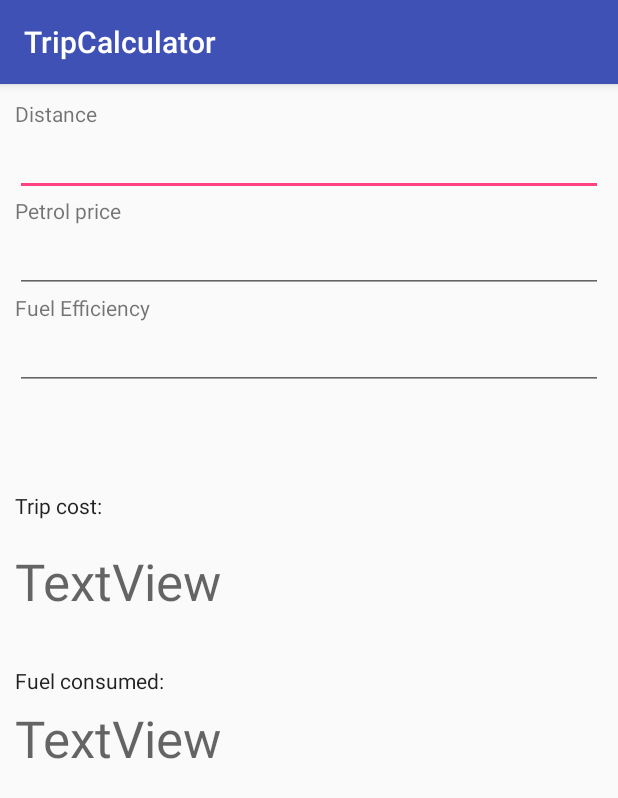
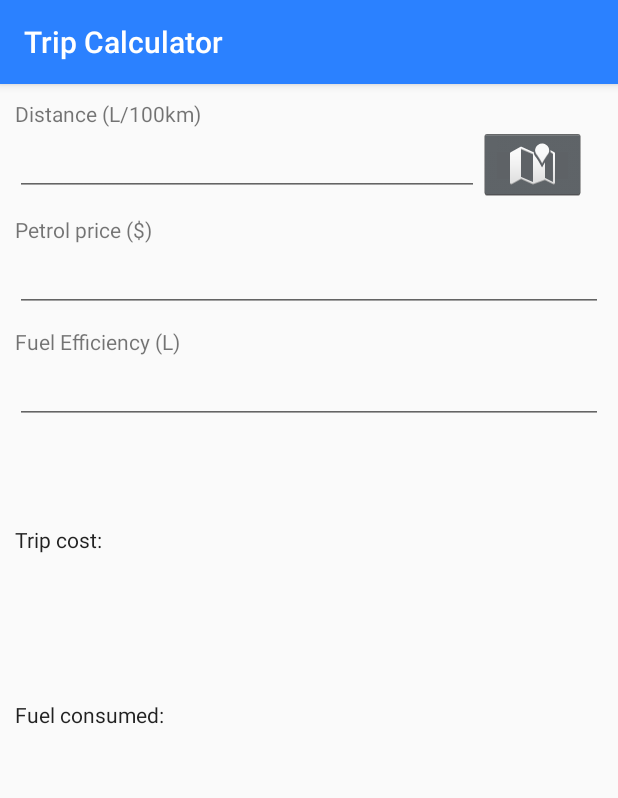
Before and after one commit to croft1/TripCalculator, an Android app: the screen it shows after launch (MainActivity), on a phone screen of 412 x 824 dp. Shown: the top 798 px of the screen. Run offline under Robolectric (Android 15) with nearby library versions, the phone set to English and light mode, and no system bars; our stand-ins replace AdMob.

Commit message:
First release
pretty much just gotta add the map thing in

```diff
--- a/app/src/main/java/devicroft/tripcalculator/MainActivity.java
+++ b/app/src/main/java/devicroft/tripcalculator/MainActivity.java
@@ -1,18 +1,22 @@
 package devicroft.tripcalculator;
 
 import android.os.Bundle;
-import android.support.annotation.NonNull;
-import android.support.design.widget.BottomNavigationView;
+import android.os.Handler;
 import android.support.v7.app.AppCompatActivity;
 import android.text.Editable;
 import android.text.TextWatcher;
-import android.view.MenuItem;
+import android.view.View;
 import android.widget.EditText;
+import android.widget.ImageButton;
+import android.widget.ImageView;
 import android.widget.TextView;
+import android.widget.Toast;
 
 import com.google.android.gms.ads.AdRequest;
 import com.google.android.gms.ads.AdView;
 import com.google.android.gms.ads.MobileAds;
+
+import static java.lang.Thread.sleep;
 
 public class MainActivity extends AppCompatActivity {
 
@@ -22,13 +26,33 @@ public class MainActivity extends AppCompatActivity {
     EditText input_distance;
     EditText input_price;
     EditText input_efficiency;
+    TextView label_distance;
+    TextView label_price;
+    TextView label_efficiency;
+    TextView label_consumed;
+    TextView label_cost;
+    ImageButton map_button;
+    ImageView logo;
 
-    Boolean canCalculate;
+    Trip currentTrip;
 
     @Override
     protected void onCreate(Bundle savedInstanceState) {
         super.onCreate(savedInstanceState);
-        setContentView(R.layout.activity_main);
+        setContentView(R.layout.splash);
+        final int SPLASH_LENGTH = 2000;
+        //showLogoSplash(true);
+        new Handler().postDelayed(new Runnable(){
+            @Override
+            public void run() {
+                /* Create an Intent that will start the Menu-Activity. */
+                setContentView(R.layout.activity_main);
+                setupUiElements();
+                initAd();
+            }
+        }, SPLASH_LENGTH);
+        //showLogoSplash(false);
+
 
 
 
@@ -36,17 +60,67 @@ public class MainActivity extends AppCompatActivity {
 
     }
 
-    private void setupUi(){
+    private void setupUiElements(){
         result_cost = (TextView) findViewById(R.id.result_cost);
         result_consumption = (TextView) findViewById(R.id.result_fuel_consumed);
         input_distance = (EditText) findViewById(R.id.input_distance);
         input_efficiency = (EditText) findViewById(R.id.input_efficiency);
         input_price = (EditText) findViewById(R.id.input_price);
+        label_distance = (TextView) findViewById(R.id.label_distance);
+        label_efficiency = (TextView) findViewById(R.id.label_efficiency);
+        label_price = (TextView) findViewById(R.id.label_price);
+        label_cost = (TextView) findViewById(R.id.label_result_cost);
+        label_consumed = (TextView) findViewById(R.id.label_result_consumed);
+        map_button = (ImageButton) findViewById(R.id.map_button);
+        logo = (ImageView) findViewById(R.id.logo_view);
 
-        input_distance.addTextChangedListener(inputDistanceWatcher);
-        input_price.addTextChangedListener(inputPriceWatcher);
-        input_efficiency.addTextChangedListener(inputEfficiencyWatcher);
+
+        input_distance.addTextChangedListener(inputWatcher);
+        input_price.addTextChangedListener(inputWatcher);
+        input_efficiency.addTextChangedListener(inputWatcher);
+
+        result_consumption.setText("");
+        result_cost.setText("");
+
+        //TODO Setup locality
+        label_price.setText(label_price.getText() + " (" + getString(R.string.locality_currency_dollar) + ")");
+        label_efficiency.setText(label_efficiency.getText() + " (" + getString(R.string.locality_volume_liters) + ")");
+        label_distance.setText(label_distance.getText() + " (" + getString(R.string.locality_volume_liters) + "/100" + getString(R.string.locality_distance_km) + ")");
+
     }
+
+    private void showLogoSplash(boolean splashOn){
+        //TODO clean this up
+        if(splashOn){
+            result_cost.setVisibility(View.INVISIBLE);
+            result_consumption.setVisibility(View.INVISIBLE);
+            input_distance.setVisibility(View.INVISIBLE);
+            input_price.setVisibility(View.INVISIBLE);
+            input_efficiency.setVisibility(View.INVISIBLE);
+            label_distance.setVisibility(View.INVISIBLE);
+            label_efficiency.setVisibility(View.INVISIBLE);
+            label_price.setVisibility(View.INVISIBLE);
+            label_cost.setVisibility(View.INVISIBLE);
+            label_consumed.setVisibility(View.INVISIBLE);
+
+            logo.setVisibility(View.VISIBLE);
+        }else{
+            result_cost.setVisibility(View.VISIBLE);
+            result_consumption.setVisibility(View.VISIBLE);
+            input_distance.setVisibility(View.VISIBLE);
+            input_price.setVisibility(View.VISIBLE);
+            input_efficiency.setVisibility(View.VISIBLE);
+            label_distance.setVisibility(View.VISIBLE);
+            label_efficiency.setVisibility(View.VISIBLE);
+            label_price.setVisibility(View.VISIBLE);
+            label_consumed.setVisibility(View.VISIBLE);
+            label_cost.setVisibility(View.VISIBLE);
+
+            logo.setVisibility(View.GONE);
+        }
+    }
+
+
 
     private void initAd(){
         MobileAds.initialize(getApplicationContext(), getString(R.string.banner_ad_app_id));
@@ -55,7 +129,8 @@ public class MainActivity extends AppCompatActivity {
         adView.loadAd(adRequest);
     }
 
-    private TextWatcher inputDistanceWatcher = new TextWatcher() {
+    Boolean changing = false;
+    private TextWatcher inputWatcher = new TextWatcher() {
         @Override
         public void beforeTextChanged(CharSequence s, int start, int count, int after) {
 
@@ -68,44 +143,44 @@ public class MainActivity extends AppCompatActivity {
 
         @Override
         public void afterTextChanged(Editable s) {
+            //disable input of 0 as first character
+            if (!changing && input_distance.getText().toString().startsWith("0")){
+                changing = true;//stops infinite loop
+                input_distance.setText(input_distance.getText().toString().replace("0", ""));
+            }
+            changing = false;
+
+            if(input_distance.length() > 0 && input_efficiency.length() > 0 && input_price.length() > 0){
+                setCurrentTrip();
+                updateUiForTrip();
+            }
+        }
+    };
+
+    private View.OnClickListener mapButtonListener = new View.OnClickListener() {
+        @Override
+        public void onClick(View v) {
+            dispatchMapDistanceFetcherIntent();
 
         }
     };
 
-    private TextWatcher inputEfficiencyWatcher = new TextWatcher() {
-        @Override
-        public void beforeTextChanged(CharSequence s, int start, int count, int after) {
+    private void dispatchMapDistanceFetcherIntent() {
+        Toast.makeText(this, getString(R.string.unavailable_feature), Toast.LENGTH_SHORT);
+    }
 
-        }
+    private void setCurrentTrip(){
+        double distance = Double.parseDouble(input_distance.getText().toString());
+        double price = Double.parseDouble(input_price.getText().toString());
+        double efficiency = Double.parseDouble(input_efficiency.getText().toString());
 
-        @Override
-        public void onTextChanged(CharSequence s, int start, int before, int count) {
+        currentTrip = new Trip(distance, efficiency, price);
+    }
 
-        }
-
-        @Override
-        public void afterTextChanged(Editable s) {
-
-        }
-    };
-
-    private TextWatcher inputPriceWatcher = new TextWatcher() {
-        @Override
-        public void beforeTextChanged(CharSequence s, int start, int count, int after) {
-
-        }
-
-        @Override
-        public void onTextChanged(CharSequence s, int start, int before, int count) {
-
-        }
-
-        @Override
-        public void afterTextChanged(Editable s) {
-
-        }
-    };
-
+    private void updateUiForTrip(){
+        result_consumption.setText(String.valueOf(currentTrip.getFuelUsage()) + getString(R.string.locality_volume_liters));
+        result_cost.setText(getString(R.string.locality_currency_dollar) + String.valueOf(currentTrip.getTripCost()));
+    }
 
 
 }
--- a/app/src/main/res/layout/activity_main.xml
+++ b/app/src/main/res/layout/activity_main.xml
@@ -16,8 +16,20 @@
             android:layout_height="wrap_content"
             android:layout_alignParentBottom="true"
             android:layout_centerHorizontal="true"
+            android:visibility="visible"
             ads:adSize="BANNER"
             ads:adUnitId="@string/banner_ad_unit_id"></com.google.android.gms.ads.AdView>
+
+        <ImageView
+            android:id="@+id/logo_view"
+            android:layout_width="wrap_content"
+            android:layout_height="wrap_content"
+            android:layout_alignParentLeft="true"
+            android:layout_alignParentStart="true"
+            android:layout_margin="33dp"
+            android:padding="30dp"
+            android:visibility="gone"
+            ads:srcCompat="@drawable/icon_xxxhdpi" />
 
         <LinearLayout
             android:layout_width="match_parent"
@@ -38,17 +50,31 @@
                     android:layout_height="wrap_content"
                     android:text="@string/label_distance" />
 
-                <EditText
-                    android:id="@+id/input_distance"
+                <LinearLayout
                     android:layout_width="match_parent"
                     android:layout_height="wrap_content"
-                    android:ems="10"
-                    android:inputType="numberSigned" />
+                    android:orientation="horizontal">
+
+                        <EditText
+                            android:id="@+id/input_distance"
+                            android:layout_width="309dp"
+                            android:layout_height="wrap_content"
+                            android:ems="10"
+                            android:inputType="numberDecimal" />
+
+                        <ImageButton
+                            android:id="@+id/map_button"
+                            style="@android:style/Widget.Holo.ImageButton"
+                            android:layout_width="71dp"
+                            android:layout_height="wrap_content"
+                            ads:srcCompat="@android:drawable/ic_dialog_map" />
+                </LinearLayout>
 
                 <TextView
                     android:id="@+id/label_price"
                     android:layout_width="match_parent"
                     android:layout_height="wrap_content"
+                    android:paddingTop="10dp"
                     android:text="@string/label_petrol_price" />
 
                 <EditText
@@ -56,12 +82,13 @@
                     android:layout_width="match_parent"
                     android:layout_height="wrap_content"
                     android:ems="10"
-                    android:inputType="numberSigned" />
+                    android:inputType="numberDecimal" />
 
                 <TextView
                     android:id="@+id/label_efficiency"
                     android:layout_width="match_parent"
                     android:layout_height="wrap_content"
+                    android:paddingTop="10dp"
                     android:text="@string/label_fuel_efficiency" />
 
                 <EditText
@@ -69,7 +96,7 @@
                     android:layout_width="match_parent"
                     android:layout_height="wrap_content"
                     android:ems="10"
-                    android:inputType="numberSigned" />
+                    android:inputType="numberDecimal" />
 
                 <RelativeLayout
                     android:layout_width="match_parent"
@@ -81,7 +108,7 @@
                             android:id="@+id/result_cost"
                             android:layout_width="match_parent"
                             android:layout_height="wrap_content"
-                            android:layout_below="@+id/label_final_cost"
+                            android:layout_below="@+id/label_result_cost"
                             android:layout_marginTop="18dp"
                             android:text="TextView"
                             android:textAppearance="@style/TextAppearance.AppCompat.Display1" />
@@ -98,7 +125,7 @@
                             android:textAppearance="@style/TextAppearance.AppCompat.Display1" />
 
                         <TextView
-                            android:id="@+id/label_fuel_consumed"
+                            android:id="@+id/label_result_consumed"
                             android:layout_width="match_parent"
                             android:layout_height="wrap_content"
                             android:layout_alignParentLeft="true"
@@ -109,7 +136,7 @@
                             android:textAppearance="@style/TextAppearance.AppCompat.Body1" />
 
                         <TextView
-                            android:id="@+id/label_final_cost"
+                            android:id="@+id/label_result_cost"
                             android:layout_width="match_parent"
                             android:layout_height="wrap_content"
                             android:layout_alignEnd="@+id/result_cost"
@@ -120,6 +147,7 @@
                             android:layout_marginTop="67dp"
                             android:text="@string/label_trip_cost"
                             android:textAppearance="@style/TextAppearance.AppCompat.Body1" />
+
                 </RelativeLayout>
         </LinearLayout>
 
--- a/app/src/main/res/values/colors.xml
+++ b/app/src/main/res/values/colors.xml
@@ -1,6 +1,6 @@
 <?xml version="1.0" encoding="utf-8"?>
 <resources>
-    <color name="colorPrimary">#3F51B5</color>
-    <color name="colorPrimaryDark">#303F9F</color>
-    <color name="colorAccent">#FF4081</color>
+    <color name="colorPrimary">#2B81FF</color>
+    <color name="colorPrimaryDark">#015ADE</color>
+    <color name="colorAccent">#FFA916</color>
 </resources>
--- a/app/src/main/res/values/strings.xml
+++ b/app/src/main/res/values/strings.xml
@@ -1,5 +1,5 @@
 <resources>
-    <string name="app_name">TripCalculator</string>
+    <string name="app_name">Trip Calculator</string>
     <string name="title_home">Home</string>
     <string name="title_dashboard">Dashboard</string>
     <string name="title_notifications">Notifications</string>
@@ -14,6 +14,18 @@
     <string name="label_trip_cost">Trip cost:</string>
     <string name="label_fuel_consumed">Fuel consumed:</string>
 
+    <string name="locality_volume_liters">L</string>
+    <string name="locality_volume_gallons">G</string>
+
+    <string name="locality_currency_dollar">$</string>
+    <string name="locality_currency_pound">#</string>
+    <string name="locality_currency_euro">E</string>
+
+    <string name="locality_distance_km">km</string>
+    <string name="locality_distance_miles">miles</string>
+
+    <string name="unavailable_feature">Getting distance by map coming soon!</string>
+
 
 
 
```
Also changed, not shown: app/src/main/java/devicroft/tripcalculator/Trip.java (added, +44 -0 lines), app/src/main/res/layout/splash.xml (added, +17 -0 lines), 1 other file.
